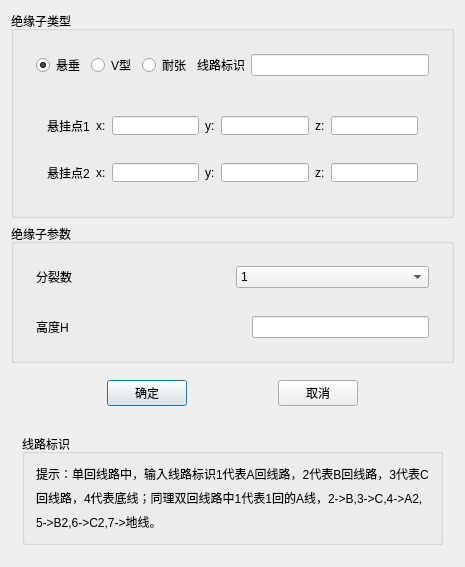
First picture: the form in TW/Interphase_spacer.ui, repository Shixuku/Tower-Visual, before the edit.
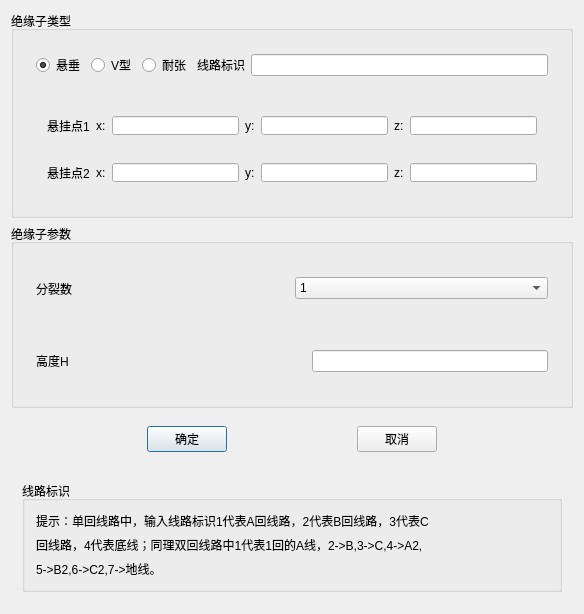
Second picture: the form after the edit.

Diff of the .ui file:
```diff
--- a/TW/Interphase_spacer.ui
+++ b/TW/Interphase_spacer.ui
@@ -6,8 +6,8 @@
    <rect>
     <x>0</x>
     <y>0</y>
-    <width>440</width>
-    <height>541</height>
+    <width>584</width>
+    <height>614</height>
    </rect>
   </property>
   <property name="windowTitle">
```
